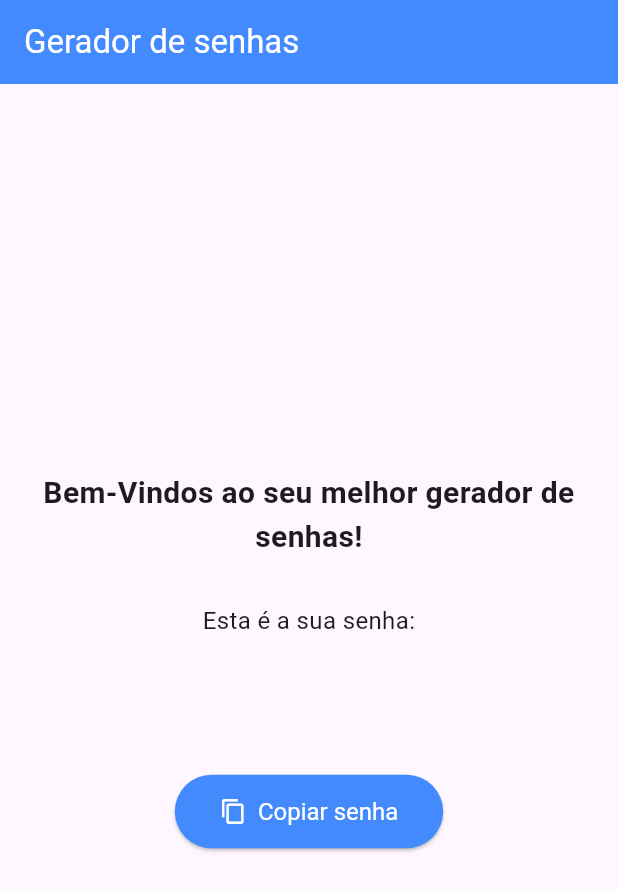
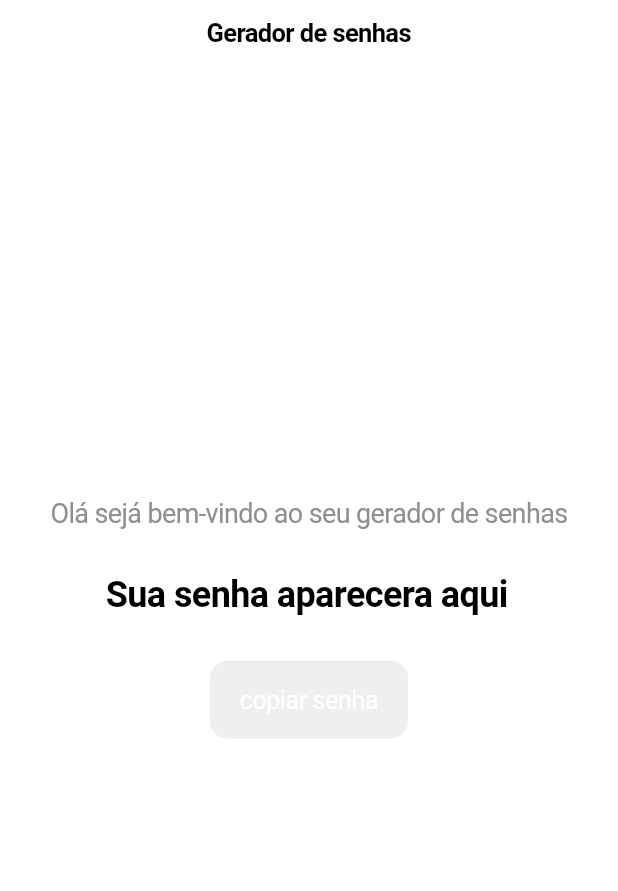
Before and after one commit to gabriel1003/password_manager, a Flutter app: the screen it shows after launch, on a phone screen of 412 x 824 dp. Shown: the top 891 px of the screen. Run offline on Flutter 3.47's test engine with Material 3 defaults, Android fonts, the phone set to English and light mode, and no system bars; statements that could not run were skipped.

Commit message:
feat: muda de material para cupertino.

```diff
--- a/lib/ui/screen.dart
+++ b/lib/ui/screen.dart
@@ -1,17 +1,17 @@
+import 'package:flutter/cupertino.dart';
 import 'package:flutter/material.dart';
 import 'package:flutter/services.dart';
 import 'package:password_manager/generate_password/password.dart';
 
 class Screen extends StatefulWidget {
-  const Screen({super.key});
-
   @override
-  State<Screen> createState() => _PasswordScreenState();
+  _ScreenPasswordState createState() => _ScreenPasswordState();
 }
 
-class _PasswordScreenState extends State<Screen> {
+class _ScreenPasswordState extends State<Screen> {
+  final FocusNode _copyButtonFocusNode = FocusNode();
   String _generatedPassword = '';
-  final Password _generatorPassword = Password();
+  final Password _passwordGenerator = Password();
 
   @override
   void initState() {
@@ -19,75 +19,84 @@ class _PasswordScreenState extends State<Screen> {
     _generateNewPassword();
   }
 
+  @override
+  void dispose() {
+    _copyButtonFocusNode.dispose();
+    super.dispose();
+  }
+
   void _generateNewPassword() {
     setState(() {
-      _generatedPassword = _generatorPassword.generatePassword();
+      _generatedPassword = _passwordGenerator.generatePassword();
     });
   }
 
-  void _copyToClipboard() {
+  void _copytoClipboard() {
     if (_generatedPassword.isNotEmpty) {
-      Clipboard.setData(ClipboardData(text: _generatedPassword));
-      ScaffoldMessenger.of(context).showSnackBar(
-        const SnackBar(
-          content: Text('Senha copiada para a área de transferência!'),
-          duration: Duration(seconds: 2),
+      Clipboard.setData(ClipboardData(text: _generatedPassword)).then((_) {
+        showCupertinoDialog(
+          context: context,
+          builder: (context) => CupertinoAlertDialog(
+            title: const Text('Sucesso'),
+            content: const Text('Senha copiada para a área de transferência'),
+            actions: <CupertinoDialogAction>[
+              CupertinoDialogAction(
+                child: const Text('ok'),
+                onPressed: () {
+                  Navigator.pop(context);
+                },
+              ),
+          ],
           ),
         );
+      });
     }
   }
 
   @override
   Widget build(BuildContext context) {
-    return Scaffold(
-      appBar: AppBar(
-        title: const Text('Gerador de senhas'),
-        backgroundColor: Colors.blueAccent,
-        foregroundColor: Colors.white,
+    return CupertinoPageScaffold(
+      navigationBar: const CupertinoNavigationBar(
+        middle: Text('Gerador de senhas'),
       ),
-    body: Padding(
-      padding: const EdgeInsets.all(20.0),
       child: Center(
+        child: Padding(
+          padding: const EdgeInsets.symmetric(horizontal: 20.0),
           child: Column(
             mainAxisAlignment: MainAxisAlignment.center,
-          crossAxisAlignment: CrossAxisAlignment.center,
-          children: <Widget>[
-            const Text(
-              'Bem-Vindos ao seu melhor gerador de senhas!',
-              style: TextStyle(fontSize: 20, fontWeight: FontWeight.bold),
-              textAlign: TextAlign.center,
-            ),
-            const SizedBox(height: 30),
-            const Text(
-              'Esta é a sua senha: ',
-              style: TextStyle(fontSize: 16),
-              textAlign: TextAlign.center,
-            ),
-            const SizedBox(height: 10),
-            SelectableText(
-              _generatedPassword,
-              style: const TextStyle(
-                fontSize: 24,
-                fontWeight: FontWeight.bold,
-                fontFamily: 'monospace',
-                letterSpacing: 1.5,
+            children: [
+              Padding(
+                padding: const EdgeInsets.only(bottom: 30.0),
+                child: Text(
+                  'Olá sejá bem-vindo ao seu gerador de senhas',
+                  style: TextStyle(
+                    fontSize: 18,
+                    color: CupertinoColors.systemGrey.resolveFrom(context),
                   ),
                   textAlign: TextAlign.center,
                 ),
-            const SizedBox(height: 40),
-            ElevatedButton.icon(
-              icon: const Icon(Icons.copy),
-              label: const Text('Copiar senha'),
-              onPressed: _copyToClipboard,
-              style: ElevatedButton.styleFrom(
-                padding: const EdgeInsets.symmetric(horizontal: 30, vertical: 15),
-                textStyle: const TextStyle(fontSize: 16),
-                backgroundColor: Colors.blueAccent,
-                foregroundColor: Colors.white,
-              ),)
+              ),
+              Padding(
+                padding: const EdgeInsets.only(bottom: 30.0),
+                child: SelectableText(
+                  _generatedPassword.isEmpty ? 'Sua senha aparecera aqui' : _generatedPassword,
+                  style: TextStyle(
+                    fontSize: 24,
+                    fontWeight: FontWeight.bold,
+                    color: CupertinoColors.label.resolveFrom(context),
+                  ),
+                  textAlign: TextAlign.center,
+                ),
+                ),
+                CupertinoButton.filled(
+                  focusNode: _copyButtonFocusNode,
+                  child: const Text('copiar senha'),
+                  onPressed: _generatedPassword.isEmpty ? null : _copytoClipboard,
+                ),
             ],
           ),
-      ),),
+          ),
+      ),
     );
   }
 }
```
Also changed, not shown: lib/main.dart (+5 -95 lines), saida.txt (added, +6 -0 lines). Lines whose indentation alone changed are shown as unchanged.
